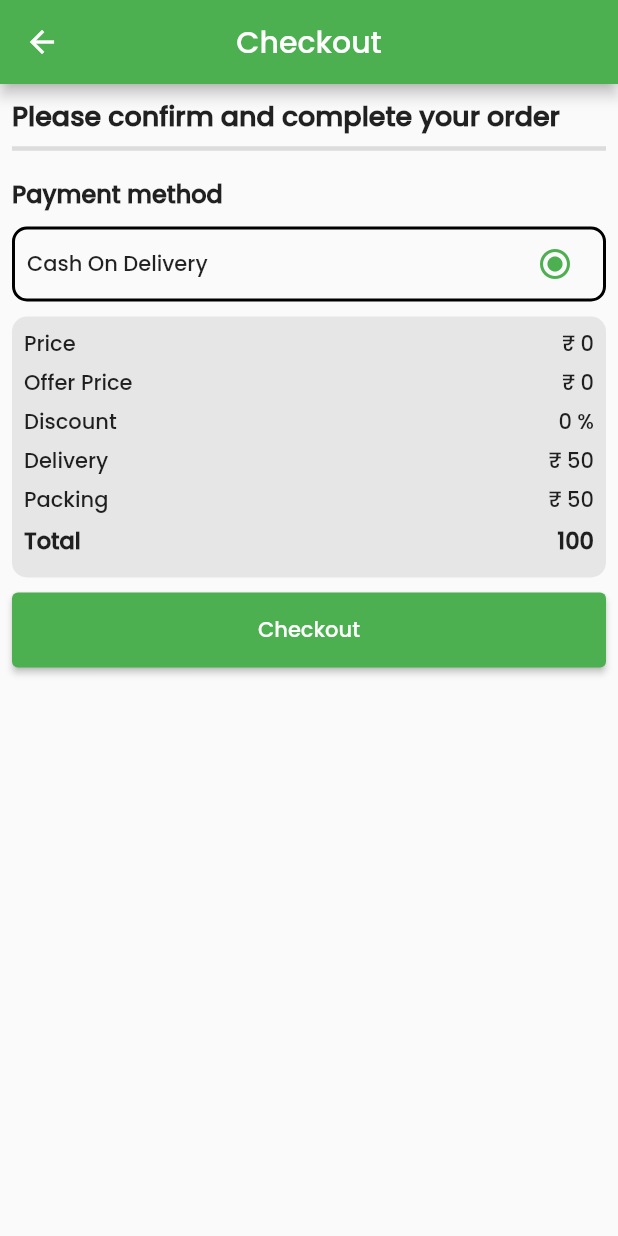
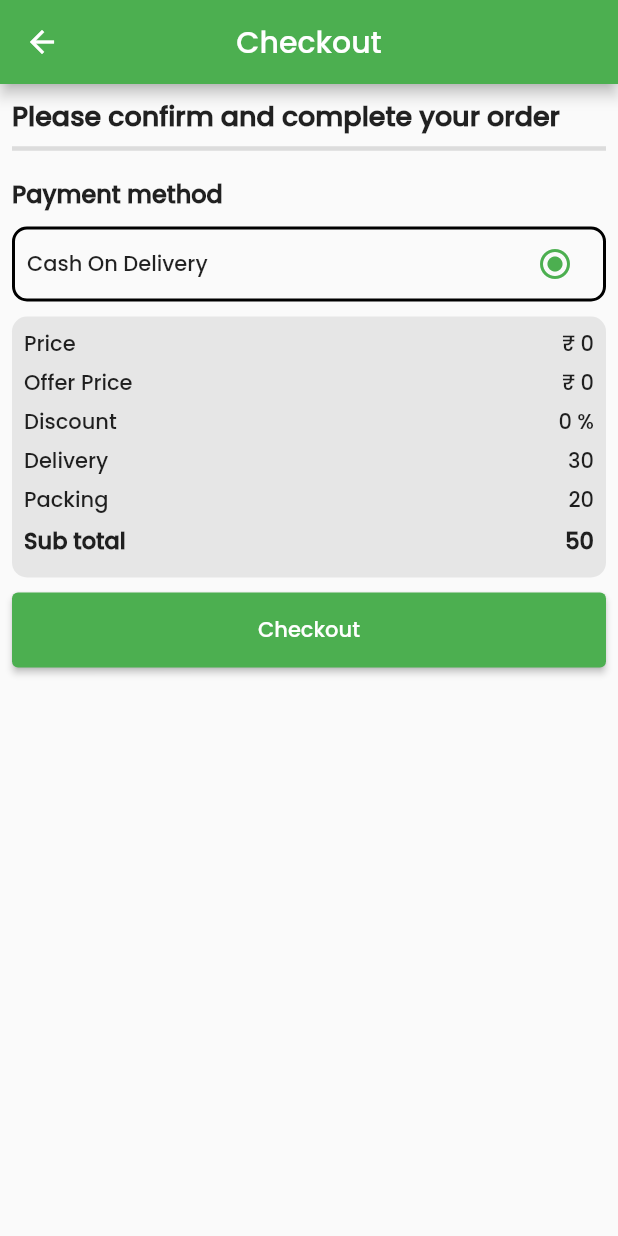
Before and after one commit to Anaskp/storeapp, a Flutter app: the CheckoutScreen screen opened directly, on a phone screen of 412 x 824 dp. Run offline on Flutter 3.47's test engine with Material 2 defaults, Android fonts, the phone set to English and light mode, and no system bars; our stand-ins replace badges, cached_network_image, carousel_slider, cloud_firestore, firebase_auth, firebase_core and 2 more; accounts and stored records are empty.

```diff
--- a/lib/screens/checkout_screen.dart
+++ b/lib/screens/checkout_screen.dart
@@ -10,15 +10,23 @@ import '../providers/providers.dart';
 class CheckoutScreen extends StatelessWidget {
   CheckoutScreen({super.key});
 
-  int total = 0;
+  int subTotal = 0;
+  int totalSalePrice = 0;
+  int deliveryCharge = 0;
+  int packingCharge = 0;
   @override
   Widget build(BuildContext context) {
     final cp = Provider.of<CartProvider>(context, listen: false);
 
-    bool needDiscount = cp.totalSalePrice > 500;
-    total = cp.totalSalePrice;
+    totalSalePrice = cp.totalSalePrice;
+    bool needDiscount = totalSalePrice > 500;
+
     if (needDiscount == false) {
-      total = total + 100;
+      deliveryCharge = 30;
+      packingCharge = 20;
+      subTotal += totalSalePrice + deliveryCharge + packingCharge;
+    } else {
+      subTotal = totalSalePrice;
     }
 
     return Scaffold(
@@ -135,7 +143,7 @@ class CheckoutScreen extends StatelessWidget {
                       mainAxisAlignment: MainAxisAlignment.spaceBetween,
                       children: [
                         Text('Delivery'),
-                        Text(needDiscount ? '₹ 0' : '₹ 50'),
+                        Text(deliveryCharge.toString()),
                       ],
                     ),
                     SizedBox(
@@ -147,7 +155,7 @@ class CheckoutScreen extends StatelessWidget {
                         Text(
                           'Packing',
                         ),
-                        Text(needDiscount ? '₹ 0' : '₹ 50'),
+                        Text(packingCharge.toString()),
                       ],
                     ),
                     SizedBox(
@@ -157,14 +165,14 @@ class CheckoutScreen extends StatelessWidget {
                       mainAxisAlignment: MainAxisAlignment.spaceBetween,
                       children: [
                         Text(
-                          'Total',
+                          'Sub total',
                           style: TextStyle(
                             fontWeight: FontWeight.bold,
                             fontSize: 15,
                           ),
                         ),
                         Text(
-                          total.toString(),
+                          subTotal.toString(),
                           style: TextStyle(
                             fontWeight: FontWeight.bold,
                             fontSize: 15,
@@ -236,7 +244,12 @@ class CheckoutScreen extends StatelessWidget {
       'products': productList,
       'date': date,
       'time': time,
-      'price': total,
+      'totalSalePrice': cp.totalSalePrice,
+      'totalPrice': cp.totalPrice,
+      'subTotal': subTotal,
+      'offer': cp.offer,
+      'delivery': deliveryCharge,
+      'packing': packingCharge,
       'status': 'Ordered'
     });
 
@@ -244,7 +257,12 @@ class CheckoutScreen extends StatelessWidget {
       'products': productList,
       'date': date,
       'time': time,
-      'price': total,
+      'totalSalePrice': cp.totalSalePrice,
+      'totalPrice': cp.totalPrice,
+      'subTotal': subTotal,
+      'offer': cp.offer,
+      'delivery': deliveryCharge,
+      'packing': packingCharge,
       'status': 'Ordered',
       'address': ap.address,
       'mobile': user.phoneNumber,
--- a/lib/screens/main_screen.dart
+++ b/lib/screens/main_screen.dart
@@ -55,7 +55,6 @@ class _MainScreenState extends State<MainScreen> {
           BottomNavigationBarItem(
             label: 'Cart',
             icon: Badge(
-                elevation: 0,
                 badgeContent: Text(
                   cp.count.toString(),
                   style: TextStyle(
--- a/lib/screens/order_screen.dart
+++ b/lib/screens/order_screen.dart
@@ -13,6 +13,7 @@ class OrderScreen extends StatelessWidget {
         .collection('users')
         .doc(uid)
         .collection('orders')
+        .orderBy('date', descending: true)
         .snapshots();
     return Scaffold(
       appBar: AppBar(
@@ -97,7 +98,7 @@ class OrderScreen extends StatelessWidget {
                                       width: 10,
                                     ),
                                     Text(
-                                        '₹ ${documentSnapshot['price'].toString()}'),
+                                        '₹ ${documentSnapshot['totalSalePrice'].toString()}'),
                                   ],
                                 ),
                                 SizedBox(
--- a/pubspec.yaml
+++ b/pubspec.yaml
@@ -40,7 +40,7 @@ dependencies:
   firebase_auth:
   firebase_core: ^2.4.0
   shared_preferences: ^2.0.17
-  badges: ^2.0.3
+  badges: ^3.0.2
   cached_network_image: ^3.2.3
   flutter_slidable: ^2.0.0
   intl: ^0.18.0
```
Also changed, not shown: lib/screens/order_detail_screen.dart (+102 -1 lines), pubspec.lock.
